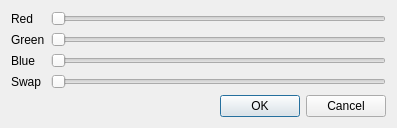
Before: the Qt Designer form src/pigmenteditor.ui in pdJeeves/ColorMatrixViewer, drawn with Qt 5.
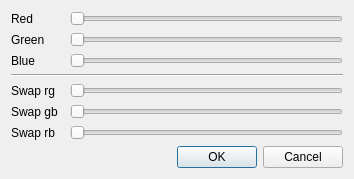
After: the same form once the commit is applied.

Diff of the .ui file:
```diff
--- a/src/pigmenteditor.ui
+++ b/src/pigmenteditor.ui
@@ -6,8 +6,8 @@
    <rect>
     <x>0</x>
     <y>0</y>
-    <width>397</width>
-    <height>124</height>
+    <width>354</width>
+    <height>175</height>
    </rect>
   </property>
   <property name="windowTitle">
@@ -21,24 +21,7 @@
      </property>
     </widget>
    </item>
-   <item row="0" column="1">
-    <widget class="QSlider" name="horizontalSlider">
-     <property name="maximum">
-      <number>255</number>
-     </property>
-     <property name="orientation">
-      <enum>Qt::Horizontal</enum>
-     </property>
-    </widget>
-   </item>
-   <item row="1" column="0">
-    <widget class="QLabel" name="label_2">
-     <property name="text">
-      <string>Green</string>
-     </property>
-    </widget>
-   </item>
-   <item row="1" column="1">
+   <item row="1" column="2">
     <widget class="QSlider" name="horizontalSlider_2">
      <property name="maximum">
       <number>255</number>
@@ -55,17 +38,7 @@
      </property>
     </widget>
    </item>
-   <item row="2" column="1">
-    <widget class="QSlider" name="horizontalSlider_3">
-     <property name="maximum">
-      <number>255</number>
-     </property>
-     <property name="orientation">
-      <enum>Qt::Horizontal</enum>
-     </property>
-    </widget>
-   </item>
-   <item row="6" column="0" colspan="2">
+   <item row="9" column="0" colspan="3">
     <widget class="QDialogButtonBox" name="buttonBox">
      <property name="orientation">
       <enum>Qt::Horizontal</enum>
@@ -75,14 +48,82 @@
      </property>
     </widget>
    </item>
-   <item row="3" column="0">
+   <item row="2" column="2">
+    <widget class="QSlider" name="horizontalSlider_3">
+     <property name="maximum">
+      <number>255</number>
+     </property>
+     <property name="orientation">
+      <enum>Qt::Horizontal</enum>
+     </property>
+    </widget>
+   </item>
+   <item row="3" column="0" colspan="3">
+    <widget class="Line" name="line">
+     <property name="orientation">
+      <enum>Qt::Horizontal</enum>
+     </property>
+    </widget>
+   </item>
+   <item row="5" column="0">
     <widget class="QLabel" name="label_4">
      <property name="text">
-      <string>Swap</string>
+      <string>Swap gb</string>
      </property>
     </widget>
    </item>
-   <item row="3" column="1">
+   <item row="1" column="0">
+    <widget class="QLabel" name="label_2">
+     <property name="text">
+      <string>Green</string>
+     </property>
+    </widget>
+   </item>
+   <item row="0" column="2">
+    <widget class="QSlider" name="horizontalSlider">
+     <property name="maximum">
+      <number>255</number>
+     </property>
+     <property name="orientation">
+      <enum>Qt::Horizontal</enum>
+     </property>
+    </widget>
+   </item>
+   <item row="4" column="0">
+    <widget class="QLabel" name="label_5">
+     <property name="text">
+      <string>Swap rg</string>
+     </property>
+    </widget>
+   </item>
+   <item row="6" column="0">
+    <widget class="QLabel" name="label_6">
+     <property name="text">
+      <string>Swap rb</string>
+     </property>
+    </widget>
+   </item>
+   <item row="6" column="2">
+    <widget class="QSlider" name="horizontalSlider_6">
+     <property name="maximum">
+      <number>255</number>
+     </property>
+     <property name="orientation">
+      <enum>Qt::Horizontal</enum>
+     </property>
+    </widget>
+   </item>
+   <item row="5" column="2">
+    <widget class="QSlider" name="horizontalSlider_5">
+     <property name="maximum">
+      <number>255</number>
+     </property>
+     <property name="orientation">
+      <enum>Qt::Horizontal</enum>
+     </property>
+    </widget>
+   </item>
+   <item row="4" column="2">
     <widget class="QSlider" name="horizontalSlider_4">
      <property name="maximum">
       <number>255</number>
```
